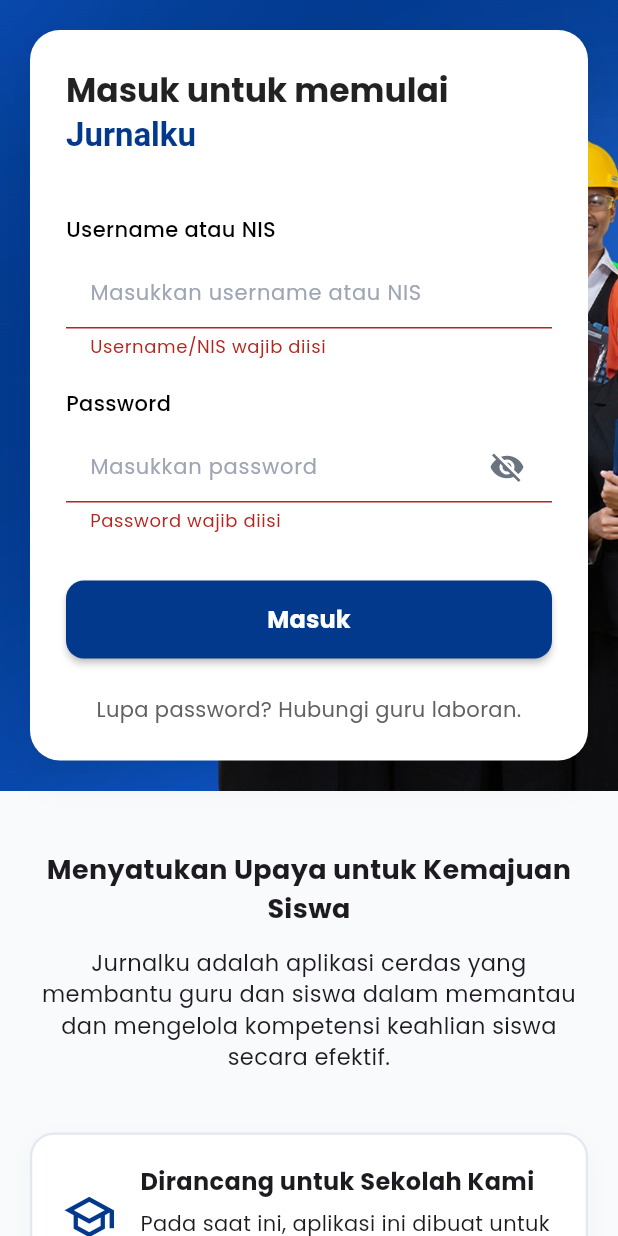
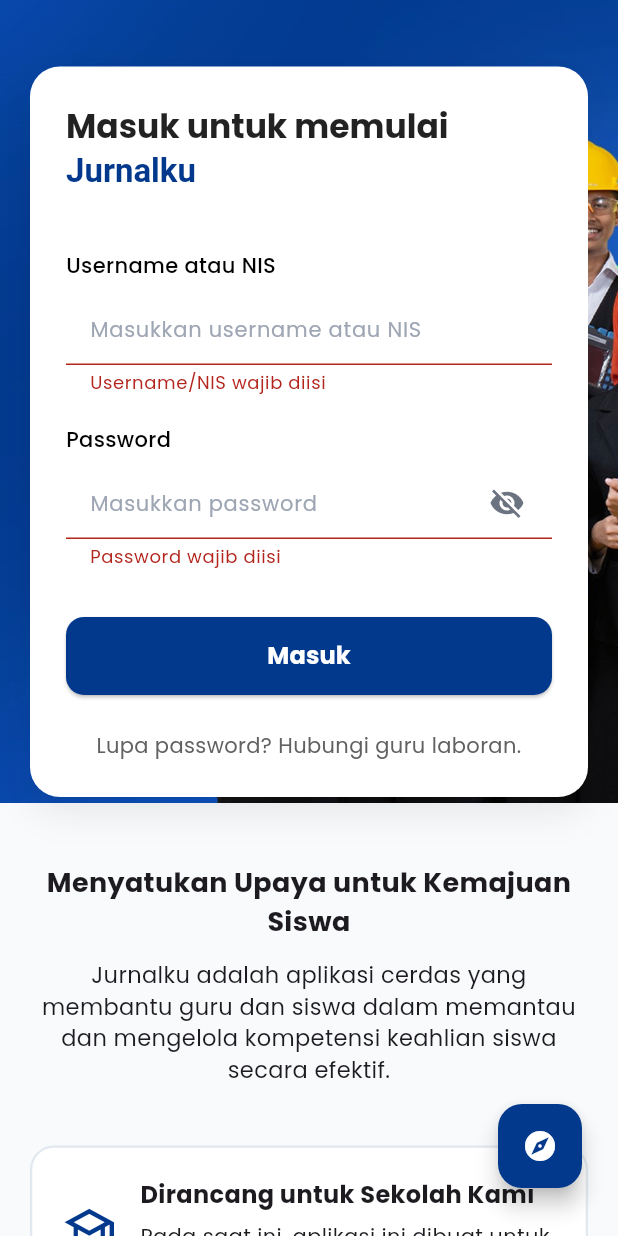
Before and after one commit to naylaqanitaalifia/jurnalku-mobile, a Flutter app: the LoginPage screen opened directly, after a tap on "Masuk", on a phone screen of 412 x 824 dp. Run offline on Flutter 3.47's test engine with Material 3 defaults, Android fonts, the phone set to English and light mode, and no system bars; our stand-ins replace cached_network_image, from_css_color, google_fonts; accounts and stored records are empty; network calls fail.

Commit message:
Update Login Page with Auth

```diff
--- /dev/null
+++ b/lib/models/portfolio_model.dart
@@ -0,0 +1,22 @@
+class Portfolio {
+  final int id;
+  final String title;
+  final String description;
+  final String duration;
+
+  Portfolio({
+    required this.id,
+    required this.title,
+    required this.description,
+    required this.duration,
+  });
+
+  factory Portfolio.fromJson(Map<String, dynamic> json) {
+    return Portfolio(
+      id: json['id'],
+      title: json['title'],
+      description: json['description'],
+      duration: json['duration'],
+    );
+  }
+}
--- /dev/null
+++ b/lib/models/social_link_model.dart
@@ -0,0 +1,19 @@
+class SocialLink {
+  final int id;
+  final String platform;
+  final String url;
+
+  SocialLink({
+    required this.id,
+    required this.platform,
+    required this.url,
+  });
+
+  factory SocialLink.fromJson(Map<String, dynamic> json) {
+    return SocialLink(
+      id: json['id'],
+      platform: json['platform'],
+      url: json['url'],
+    );
+  }
+}
--- /dev/null
+++ b/lib/models/user_model.dart
@@ -0,0 +1,41 @@
+import 'portfolio_model.dart';
+import 'social_link_model.dart';
+
+class User {
+  final int id;
+  final String name;
+  final String nis;
+  final String rombel;
+  final String rayon;
+  final String photo;
+  final List<Portfolio> portfolios;
+  final List<SocialLink> socialLinks;
+
+  User({
+    required this.id,
+    required this.name,
+    required this.nis,
+    required this.rombel,
+    required this.rayon,
+    required this.photo,
+    required this.portfolios,
+    required this.socialLinks,
+  });
+
+  factory User.fromJson(Map<String, dynamic> json) {
+    return User(
+      id: json['id'],
+      name: json['name'],
+      nis: json['nis'],
+      rombel: json['rombel'],
+      rayon: json['rayon'],
+      photo: json['photo'] ?? 'none',
+      portfolios: (json['portfolios'] as List? ?? [])
+          .map((e) => Portfolio.fromJson(e))
+          .toList(),
+      socialLinks: (json['social_links'] as List? ?? [])
+          .map((e) => SocialLink.fromJson(e))
+          .toList(),
+    );
+  }
+}
--- a/lib/screens/general/login_page.dart
+++ b/lib/screens/general/login_page.dart
@@ -1,9 +1,13 @@
-// lib/screens/general/login_page.dart
 import 'package:flutter/material.dart';
 import 'package:from_css_color/from_css_color.dart';
 import 'package:google_fonts/google_fonts.dart';
-import 'package:jurnalku_mobile/screens/main_wrapper.dart'; // ← INI YANG BARU!
+import 'package:jurnalku_mobile/screens/main_wrapper.dart';
 import 'package:jurnalku_mobile/widgets/app_input_field.dart';
+import 'package:jurnalku_mobile/screens/explore/explore_screen.dart';
+
+// SERVICE & MODEL
+import 'package:jurnalku_mobile/services/user_service.dart';
+import 'package:jurnalku_mobile/models/user_model.dart';
 
 class LoginPage extends StatefulWidget {
   const LoginPage({super.key});
@@ -18,7 +22,9 @@
   final _passwordController = TextEditingController();
   bool _isLoading = false;
 
-  // Data fitur di bawah
+  final UserService _userService = UserService();
+  User? _loggedInUser;
+
   List<Map<String, dynamic>> get data => [
         {
           "icon": Icons.school_outlined,
@@ -56,22 +62,51 @@
         },
       ];
 
-  // Fungsi login → langsung ke MainWrapper (Bottom Nav)
+  // =========================
+  // LOGIN LOGIC
+  // =========================
   void _login() async {
     if (!_formKey.currentState!.validate()) return;
 
     setState(() => _isLoading = true);
 
-    // Simulasi login (ganti dengan API nanti)
-    await Future.delayed(const Duration(seconds: 1));
+    try {
+      final users = await _userService.fetchUsers();
+
+      final inputUsername = _usernameController.text.trim();
+      final inputPassword = _passwordController.text.trim();
+
+      final User? user = users.cast<User?>().firstWhere(
+        (u) =>
+            u!.nis == inputUsername ||
+            u.name.toLowerCase() == inputUsername.toLowerCase(),
+        orElse: () => null,
+      );
+
+      if (user == null) throw Exception("User tidak ditemukan");
+      if (inputPassword != user.nis) throw Exception("Password salah");
+
+      _loggedInUser = user;
 
       if (!mounted) return;
 
-    // Pindah ke MainWrapper (Home + Bottom Nav) dan hapus Login dari stack
       Navigator.of(context).pushAndRemoveUntil(
         MaterialPageRoute(builder: (_) => const MainWrapper()),
         (route) => false,
       );
+    } catch (e) {
+      if (!mounted) return;
+      ScaffoldMessenger.of(context).showSnackBar(
+        SnackBar(
+          content: Text(
+            e.toString().replaceAll('Exception:', '').trim(),
+          ),
+          backgroundColor: Colors.redAccent,
+        ),
+      );
+    } finally {
+      if (mounted) setState(() => _isLoading = false);
+    }
   }
 
   @override
@@ -85,19 +120,50 @@
   Widget build(BuildContext context) {
     return Scaffold(
       backgroundColor: const Color(0xFFF8FAFC),
+
+      // =========================
+      // FLOATING ACTION BUTTON
+      // =========================
+      floatingActionButton: Padding(
+        padding: const EdgeInsets.only(bottom: 16, right: 8),
+        child: FloatingActionButton(
+          backgroundColor: fromCssColor("#02398C"),
+          child: const Icon(Icons.explore, color: Colors.white),
+          onPressed: () {
+            Navigator.push(
+              context,
+              MaterialPageRoute(builder: (_) => const ExploreScreen()),
+            );
+          },
+        ),
+      ),
+      floatingActionButtonLocation: FloatingActionButtonLocation.endFloat,
+
+      // =========================
+      // BODY
+      // =========================
       body: SingleChildScrollView(
         child: Column(
           children: [
-            // Bagian Banner + Form Login
+            // =========================
+            // BANNER + CENTERED FORM
+            // =========================
             Container(
+              height: MediaQuery.of(context).size.height * 0.65,
+              width: double.infinity,
               decoration: const BoxDecoration(
                 image: DecorationImage(
                   image: AssetImage("assets/images/Banner-Web.jpg"),
                   fit: BoxFit.cover,
                 ),
               ),
-              padding: const EdgeInsets.all(20),
-              width: double.infinity,
+              child: Padding(
+                padding: const EdgeInsets.symmetric(horizontal: 20),
+                child: Column(
+                  mainAxisAlignment: MainAxisAlignment.center,
+                  children: [
+                    Padding(
+                      padding: const EdgeInsets.only(top: 40),
                       child: Container(
                         padding: const EdgeInsets.all(24),
                         decoration: BoxDecoration(
@@ -127,60 +193,60 @@
                                     const TextSpan(text: "Masuk untuk memulai "),
                                     TextSpan(
                                       text: "Jurnalku",
-                              style: TextStyle(color: fromCssColor("#02398C")),
+                                      style: TextStyle(
+                                        color: fromCssColor("#02398C"),
+                                      ),
                                     ),
                                   ],
                                 ),
                               ),
                               const SizedBox(height: 40),
 
-                      // Username / NIS
                               AppInputField(
                                 label: "Username atau NIS",
                                 hintText: "Masukkan username atau NIS",
                                 controller: _usernameController,
-                        validator: (val) {
-                          if (val == null || val.isEmpty) {
-                            return "Username/NIS wajib diisi";
-                          }
-                          return null;
-                        }, initialValue: '',
+                                initialValue: '',
+                                validator: (val) =>
+                                    val == null || val.isEmpty
+                                        ? "Username/NIS wajib diisi"
+                                        : null,
                               ),
                               const SizedBox(height: 20),
 
-                      // Password
                               AppInputField(
                                 label: "Password",
                                 hintText: "Masukkan password",
                                 controller: _passwordController,
                                 isPassword: true,
-                        validator: (val) {
-                          if (val == null || val.isEmpty) {
-                            return "Password wajib diisi";
-                          }
-                          return null;
-                        }, initialValue: '',
+                                initialValue: '',
+                                validator: (val) =>
+                                    val == null || val.isEmpty
+                                        ? "Password wajib diisi"
+                                        : null,
                               ),
                               const SizedBox(height: 32),
 
-                      // Tombol Masuk
                               SizedBox(
                                 width: double.infinity,
                                 height: 52,
                                 child: ElevatedButton(
-                          onPressed: _isLoading ? null : _login,
+                                  onPressed:
+                                      _isLoading ? null : _login,
                                   style: ElevatedButton.styleFrom(
-                            backgroundColor: fromCssColor("#02398C"),
+                                    backgroundColor:
+                                        fromCssColor("#02398C"),
                                     shape: RoundedRectangleBorder(
-                              borderRadius: BorderRadius.circular(12),
+                                      borderRadius:
+                                          BorderRadius.circular(12),
                                     ),
-                            elevation: 2,
                                   ),
                                   child: _isLoading
                                       ? const SizedBox(
                                           height: 20,
                                           width: 20,
-                                  child: CircularProgressIndicator(
+                                          child:
+                                              CircularProgressIndicator(
                                             color: Colors.white,
                                             strokeWidth: 2,
                                           ),
@@ -189,7 +255,8 @@
                                           "Masuk",
                                           style: GoogleFonts.poppins(
                                             fontSize: 16,
-                                    fontWeight: FontWeight.bold,
+                                            fontWeight:
+                                                FontWeight.bold,
                                             color: Colors.white,
                                           ),
                                         ),
@@ -210,10 +277,16 @@
                         ),
                       ),
                     ),
+                  ],
+                ),
+              ),
+            ),
 
             const SizedBox(height: 40),
 
-            // Bagian Fitur (bawah)
+            // =========================
+            // FEATURE SECTION
+            // =========================
             Padding(
               padding: const EdgeInsets.symmetric(horizontal: 20),
               child: Column(
@@ -234,29 +307,31 @@
                   ),
                   const SizedBox(height: 40),
 
-                  // List Fitur
-                  ...data.map((item) => Container(
+                  ...data.map(
+                    (item) => Container(
                       margin: const EdgeInsets.only(bottom: 16),
                       padding: const EdgeInsets.all(20),
                       decoration: BoxDecoration(
                         color: Colors.white,
-                          borderRadius: BorderRadius.circular(16),
-                          border: Border.all(color: fromCssColor("#E2E8F0"), width: 1.5),
-                          boxShadow: [
-                            BoxShadow(
-                              color: Colors.black.withOpacity(0.03),
-                              blurRadius: 10,
-                              offset: const Offset(0, 4),
+                        borderRadius:
+                            BorderRadius.circular(16),
+                        border: Border.all(
+                          color: fromCssColor("#E2E8F0"),
+                          width: 1.5,
                         ),
-                          ],
                       ),
                       child: Row(
                         children: [
-                            Icon(item["icon"], size: 36, color: fromCssColor("#02398C")),
+                          Icon(
+                            item["icon"],
+                            size: 36,
+                            color: fromCssColor("#02398C"),
+                          ),
                           const SizedBox(width: 16),
                           Expanded(
                             child: Column(
-                                crossAxisAlignment: CrossAxisAlignment.start,
+                              crossAxisAlignment:
+                                  CrossAxisAlignment.start,
                               children: [
                                 Text(
                                   item["title"],
@@ -268,14 +343,16 @@
                                 const SizedBox(height: 6),
                                 Text(
                                   item["subtitle"],
-                                    style: GoogleFonts.poppins(fontSize: 14),
+                                  style: GoogleFonts.poppins(
+                                      fontSize: 14),
                                 ),
                               ],
                             ),
                           ),
                         ],
                       ),
-                      )),
+                    ),
+                  ),
                 ],
               ),
             ),
--- /dev/null
+++ b/lib/services/user_service.dart
@@ -0,0 +1,20 @@
+import 'dart:convert';
+import 'package:http/http.dart' as http;
+import 'package:jurnalku_mobile/models/user_model.dart';
+
+class UserService {
+  final String baseUrl = 'http://15.15.5.106:8000/api';
+
+  Future<List<User>> fetchUsers() async {
+    final url = Uri.parse('$baseUrl/users');
+
+    final response = await http.get(url);
+
+    if (response.statusCode == 200) {
+      final List jsonData = json.decode(response.body);
+      return jsonData.map((e) => User.fromJson(e)).toList();
+    } else {
+      throw Exception('Gagal mengambil data users (${response.statusCode})');
+    }
+  }
+}
--- a/pubspec.yaml
+++ b/pubspec.yaml
@@ -18,6 +18,7 @@
   cached_network_image: ^3.3.0
   font_awesome_flutter: ^10.7.0
   url_launcher: ^6.1.14
+  http: ^1.6.0
 
 dev_dependencies:
   flutter_test:
```
Also changed, not shown: pubspec.lock. Lines whose indentation alone changed are shown as unchanged.
